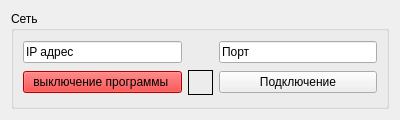
First picture: the form in PPB_GUI_Sandbox/connectionwidget.ui, repository Anatolichka2202/PPB_Project, before the edit.
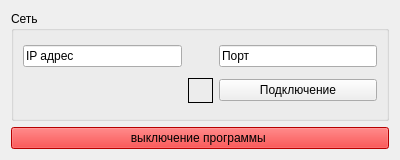
Second picture: the form after the edit. Icons and pictures are not drawn.

What changed in the file:
```diff
--- a/PPB_GUI_Sandbox/connectionwidget.ui
+++ b/PPB_GUI_Sandbox/connectionwidget.ui
@@ -7,7 +7,7 @@
     <x>0</x>
     <y>0</y>
     <width>400</width>
-    <height>120</height>
+    <height>160</height>
    </rect>
   </property>
   <property name="sizePolicy">
@@ -19,7 +19,7 @@
   <property name="minimumSize">
    <size>
     <width>400</width>
-    <height>120</height>
+    <height>160</height>
    </size>
   </property>
   <property name="windowTitle">
@@ -31,7 +31,7 @@
      <property name="title">
       <string>Сеть</string>
      </property>
-     <layout class="QGridLayout" name="gridLayout_4" rowstretch="0,0" columnstretch="0,0,0,0">
+     <layout class="QGridLayout" name="gridLayout_4" rowstretch="0,0,0" columnstretch="0,0,0,0">
       <item row="0" column="3">
        <widget class="QLineEdit" name="lineEditPort">
         <property name="text">
@@ -39,6 +39,13 @@
         </property>
        </widget>
       </item>
+      <item row="0" column="1">
+       <widget class="QLabel" name="label_for_pupupu">
+        <property name="text">
+         <string/>
+        </property>
+       </widget>
+      </item>
       <item row="0" column="0">
        <widget class="QLineEdit" name="lineEditIPAddress">
         <property name="text">
@@ -46,13 +53,6 @@
         </property>
        </widget>
       </item>
-      <item row="0" column="1">
-       <widget class="QLabel" name="label_for_pupupu">
-        <property name="text">
-         <string/>
-        </property>
-       </widget>
-      </item>
       <item row="1" column="3">
        <widget class="QPushButton" name="pushButtonConnect">
         <property name="text">
@@ -63,33 +63,6 @@
         </property>
        </widget>
       </item>
-      <item row="1" column="0">
-       <widget class="QPushButton" name="pushButtonExit">
-        <property name="minimumSize">
-         <size>
-          <width>0</width>
-          <height>0</height>
-         </size>
-        </property>
-        <property name="styleSheet">
-         <string notr="true">QPushButton {
-background-color: #ff0000;
-}</string>
-        </property>
-        <property name="text">
-         <string>выключение программы </string>
-        </property>
-        <property name="icon">
-         <iconset theme="QIcon::ThemeIcon::DriveOptical"/>
-        </property>
-        <property name="iconSize">
-         <size>
-          <width>20</width>
-          <height>20</height>
-         </size>
-        </property>
-       </widget>
-      </item>
       <item row="1" column="1">
        <widget class="QLabel" name="labelConnectionStatus">
         <property name="minimumSize">
@@ -109,6 +82,33 @@
      </layout>
     </widget>
    </item>
+   <item>
+    <widget class="QPushButton" name="pushButtonExit">
+     <property name="minimumSize">
+      <size>
+       <width>0</width>
+       <height>0</height>
+      </size>
+     </property>
+     <property name="styleSheet">
+      <string notr="true">QPushButton {
+background-color: #ff0000;
+}</string>
+     </property>
+     <property name="text">
+      <string>выключение программы </string>
+     </property>
+     <property name="icon">
+      <iconset theme="QIcon::ThemeIcon::DriveOptical"/>
+     </property>
+     <property name="iconSize">
+      <size>
+       <width>20</width>
+       <height>20</height>
+      </size>
+     </property>
+    </widget>
+   </item>
   </layout>
  </widget>
  <resources/>
```
